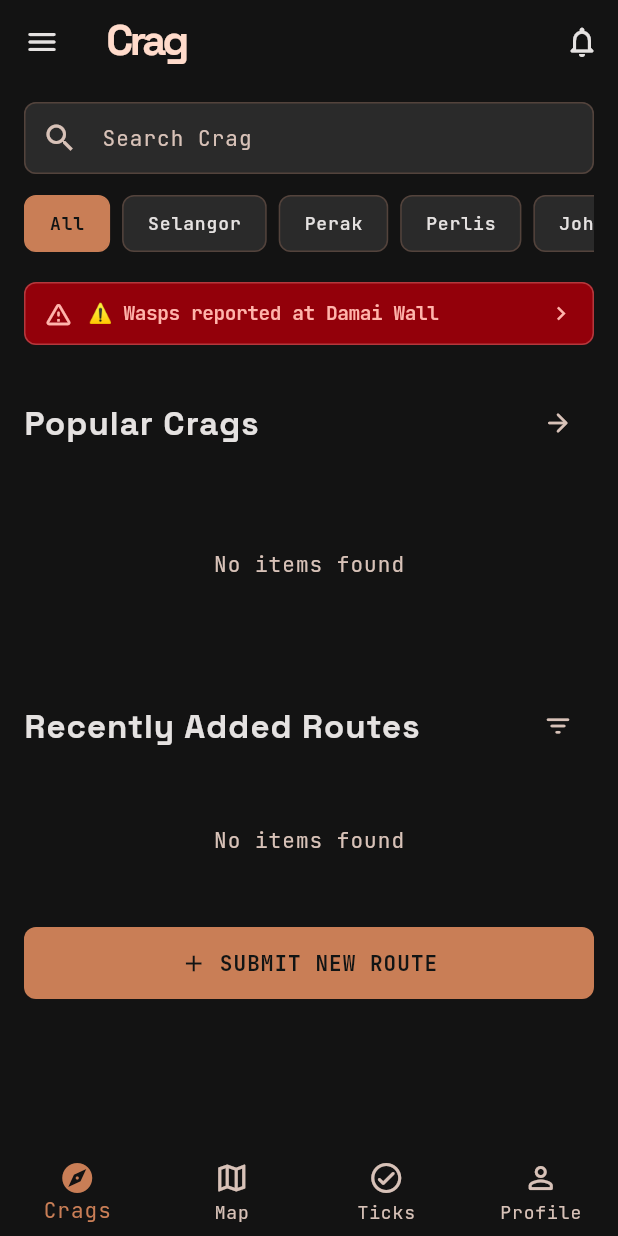
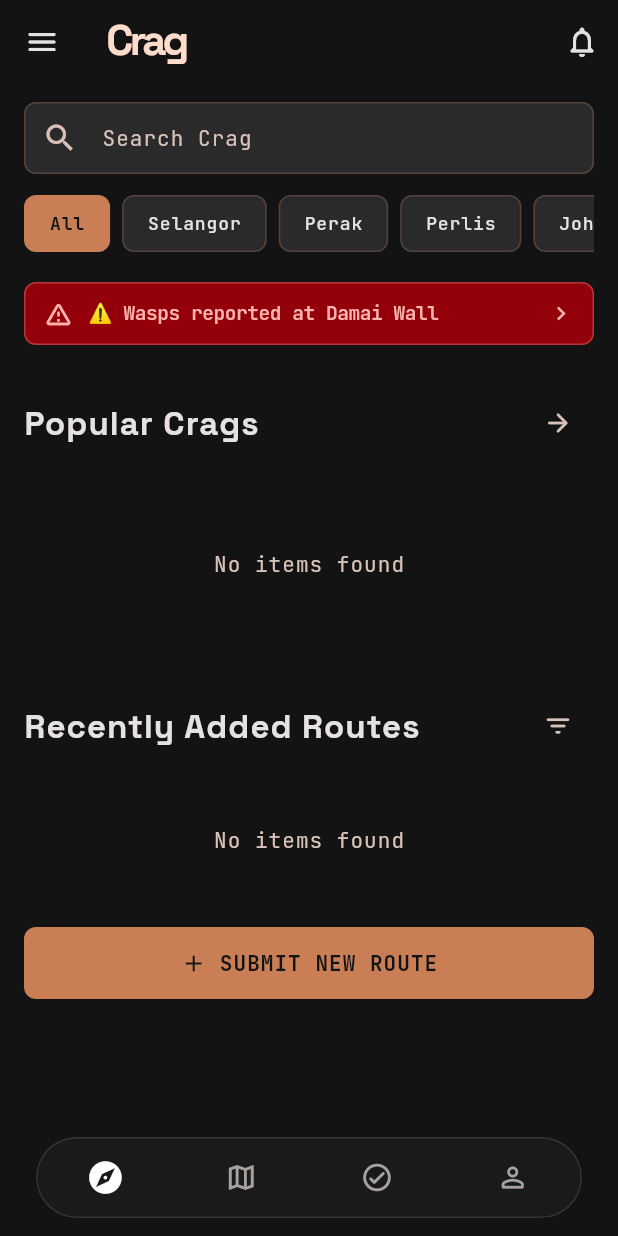
Before and after one commit to mifdirfan/climb-app, a Flutter app: the screen it shows after launch, on a phone screen of 412 x 824 dp. Run offline on Flutter 3.47's test engine with Material 3 defaults, Android fonts, the phone set to English and light mode, and no system bars; our stand-ins replace flutter_riverpod, google_fonts, supabase_flutter; accounts and stored records are empty.

Commit message:
change nav bar

```diff
--- a/climbmy/lib/screens/mainscreen/HomeScreen.dart
+++ b/climbmy/lib/screens/mainscreen/HomeScreen.dart
@@ -7,6 +7,7 @@ import '../../widgets/crag_card.dart';
 import '../../widgets/route_item_card.dart';
 import '../../widgets/hazard_alert_banner.dart';
 import '../../widgets/filter_chip_bar.dart';
+import '../../widgets/floating_bottom_nav_bar.dart';
 
 /// Main Home screen of ClimbApp matching the Figma 'Home' frame (Node 5315:2).
 class HomeScreen extends ConsumerStatefulWidget {
@@ -40,6 +41,7 @@ class _HomeScreenState extends ConsumerState<HomeScreen> {
     final alertsAsync = ref.watch(hazardAlertsProvider);
 
     return Scaffold(
+      extendBody: true,
       backgroundColor: theme.scaffoldBackgroundColor,
       // Top Navigation App Bar
       appBar: AppBar(
@@ -306,43 +308,22 @@ class _HomeScreenState extends ConsumerState<HomeScreen> {
                   ),
                 ),
 
-                const SizedBox(height: 24),
+                // Spacing to ensure content is fully scrollable above the floating nav bar
+                const SizedBox(height: 88),
               ],
             ),
           ),
         ),
       ),
 
-      // Bottom Navigation Bar (Figma BottomNavBar)
-      bottomNavigationBar: BottomNavigationBar(
+      // Floating Bottom Navigation Bar
+      bottomNavigationBar: FloatingBottomNavBar(
         currentIndex: _currentNavIndex,
         onTap: (index) {
           setState(() {
             _currentNavIndex = index;
           });
         },
-        items: const [
-          BottomNavigationBarItem(
-            icon: Icon(Icons.explore_outlined),
-            activeIcon: Icon(Icons.explore),
-            label: 'Crags',
-          ),
-          BottomNavigationBarItem(
-            icon: Icon(Icons.map_outlined),
-            activeIcon: Icon(Icons.map),
-            label: 'Map',
-          ),
-          BottomNavigationBarItem(
-            icon: Icon(Icons.check_circle_outline_rounded),
-            activeIcon: Icon(Icons.check_circle_rounded),
-            label: 'Ticks',
-          ),
-          BottomNavigationBarItem(
-            icon: Icon(Icons.person_outline_rounded),
-            activeIcon: Icon(Icons.person_rounded),
-            label: 'Profile',
-          ),
-        ],
       ),
     );
   }
--- /dev/null
+++ b/climbmy/lib/widgets/floating_bottom_nav_bar.dart
@@ -0,0 +1,134 @@
+import 'dart:ui';
+import 'package:flutter/material.dart';
+import '../core/theme/app_theme.dart';
+
+/// Navigation item model for [FloatingBottomNavBar].
+class FloatingNavItem {
+  final IconData icon;
+  final IconData activeIcon;
+  final String label;
+
+  const FloatingNavItem({
+    required this.icon,
+    required this.activeIcon,
+    required this.label,
+  });
+}
+
+/// A compact, floating bottom navigation bar inspired by Instagram's
+/// minimalist aesthetic.
+///
+/// Features:
+/// - Floating pill container with rounded borders and elevation.
+/// - Spacing from screen edges and bottom safe area.
+/// - Instagram-style monochrome icons: active item is bold/filled in white without
+///   accent colors, and inactive item is outlined and muted.
+/// - Compact height and icon sizing for a clean, non-intrusive look.
+class FloatingBottomNavBar extends StatelessWidget {
+  final int currentIndex;
+  final ValueChanged<int> onTap;
+  final List<FloatingNavItem> items;
+  final Color backgroundColor;
+  final double elevation;
+
+  /// Default items matching ClimbApp's main navigation destinations.
+  static const List<FloatingNavItem> defaultItems = [
+    FloatingNavItem(
+      icon: Icons.explore_outlined,
+      activeIcon: Icons.explore,
+      label: 'Crags',
+    ),
+    FloatingNavItem(
+      icon: Icons.map_outlined,
+      activeIcon: Icons.map,
+      label: 'Map',
+    ),
+    FloatingNavItem(
+      icon: Icons.check_circle_outline_rounded,
+      activeIcon: Icons.check_circle_rounded,
+      label: 'Ticks',
+    ),
+    FloatingNavItem(
+      icon: Icons.person_outline_rounded,
+      activeIcon: Icons.person_rounded,
+      label: 'Profile',
+    ),
+  ];
+
+  const FloatingBottomNavBar({
+    super.key,
+    required this.currentIndex,
+    required this.onTap,
+    this.items = defaultItems,
+    this.backgroundColor = Colors.transparent,
+    this.elevation = 0
+  });
+
+  @override
+  Widget build(BuildContext context) {
+    return SafeArea(
+      top: false,
+      child: Padding(
+        padding: const EdgeInsets.fromLTRB(24, 0, 24, 12),
+        child: ClipRRect(
+          borderRadius: BorderRadius.circular(28),
+          child: BackdropFilter(
+            filter: ImageFilter.blur(sigmaX: 16, sigmaY: 16),
+            child: Container(
+              height: 54,
+              decoration: BoxDecoration(
+                color: AppColors.surface.withValues(alpha: 0.92),
+                borderRadius: BorderRadius.circular(28),
+                border: Border.all(
+                  color: AppColors.borderSubtle.withValues(alpha: 0.7),
+                  width: 1.0,
+                ),
+                boxShadow: [
+                  BoxShadow(
+                    color: Colors.black.withValues(alpha: 0.35),
+                    blurRadius: 18,
+                    offset: const Offset(0, 6),
+                    spreadRadius: 1,
+                  ),
+                ],
+              ),
+              child: Row(
+                mainAxisAlignment: MainAxisAlignment.spaceEvenly,
+                children: List.generate(items.length, (index) {
+                  final item = items[index];
+                  final isSelected = index == currentIndex;
+
+                  return Expanded(
+                    child: Tooltip(
+                      message: item.label,
+                      child: InkWell(
+                        onTap: () => onTap(index),
+                        splashColor: Colors.transparent,
+                        highlightColor: Colors.white.withValues(alpha: 0.05),
+                        borderRadius: BorderRadius.circular(24),
+                        child: Center(
+                          child: AnimatedScale(
+                            scale: isSelected ? 1.08 : 1.0,
+                            duration: const Duration(milliseconds: 180),
+                            curve: Curves.easeOutCubic,
+                            child: Icon(
+                              isSelected ? item.activeIcon : item.icon,
+                              size: isSelected ? 24 : 22,
+                              color: isSelected
+                                  ? AppColors.textLight
+                                  : AppColors.textMuted,
+                            ),
+                          ),
+                        ),
+                      ),
+                    ),
+                  );
+                }),
+              ),
+            ),
+          ),
+        ),
+      ),
+    );
+  }
+}
```
Also changed, not shown: climbmy/pubspec.lock.
